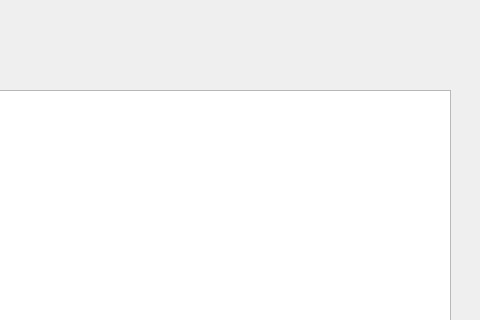
This is main.ui in MarieLukyanova/Coffee as Qt 5 draws it before an edit; both pictures show x 320 to 800 and y 0 to 320 of the 800 by 602 pixel window. The edited form follows.
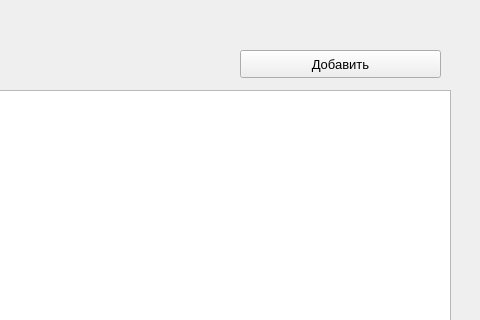
This is the edited form.

What changed in the file:
```diff
--- a/main.ui
+++ b/main.ui
@@ -45,6 +45,24 @@
      <string>Кофе</string>
     </property>
    </widget>
+   <widget class="QPushButton" name="pushButton">
+    <property name="geometry">
+     <rect>
+      <x>560</x>
+      <y>50</y>
+      <width>201</width>
+      <height>28</height>
+     </rect>
+    </property>
+    <property name="font">
+     <font>
+      <pointsize>10</pointsize>
+     </font>
+    </property>
+    <property name="text">
+     <string>Добавить</string>
+    </property>
+   </widget>
   </widget>
   <widget class="QMenuBar" name="menubar">
    <property name="geometry">
```
